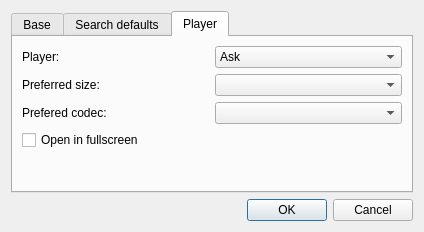
The window that settingsdialog.ui (AlexLevkovich/YoutubeViewer) describes before a commit, drawn with Qt 5.
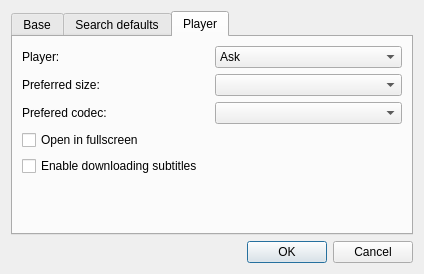
The same window after the commit. The open tabs and pages were chosen to show the change. Icons and pictures are not drawn. Custom widgets are drawn as their Qt base class.

Commit message: adding subtitles support

Diff of the .ui file:
```diff
--- a/settingsdialog.ui
+++ b/settingsdialog.ui
@@ -7,7 +7,7 @@
     <x>0</x>
     <y>0</y>
     <width>424</width>
-    <height>232</height>
+    <height>274</height>
    </rect>
   </property>
   <property name="windowTitle">
@@ -272,6 +272,13 @@
          </property>
         </widget>
        </item>
+       <item>
+        <widget class="QCheckBox" name="subtitlesCheck">
+         <property name="text">
+          <string>Enable downloading subtitles</string>
+         </property>
+        </widget>
+       </item>
        <item>
         <spacer name="verticalSpacer_3">
          <property name="orientation">
```
The commit also changes 33 other files.
